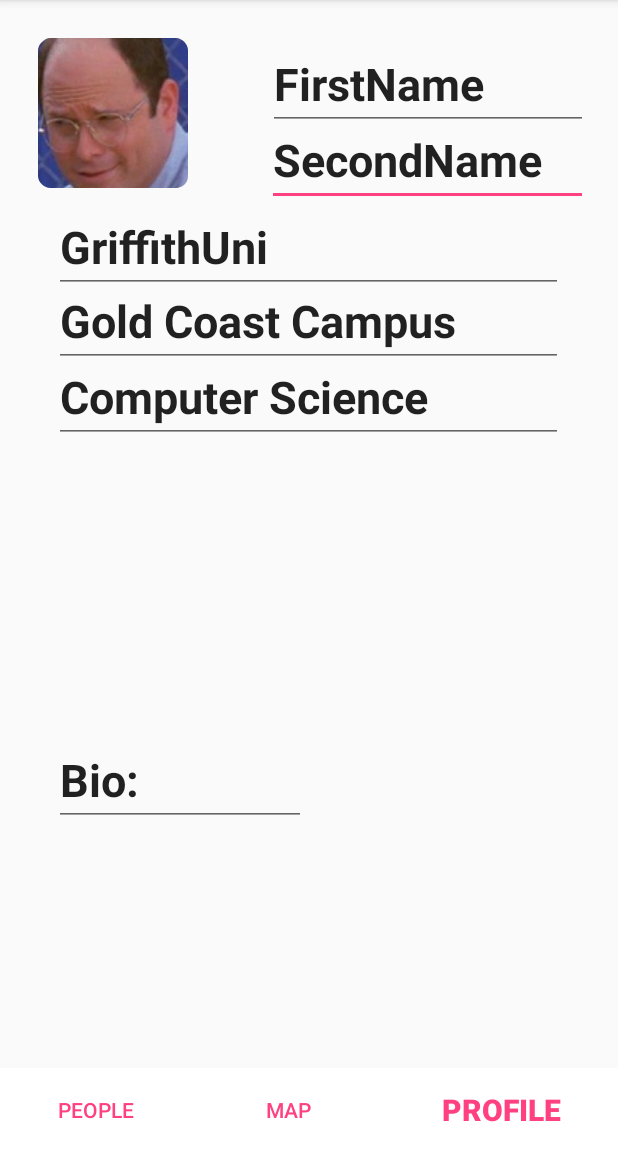
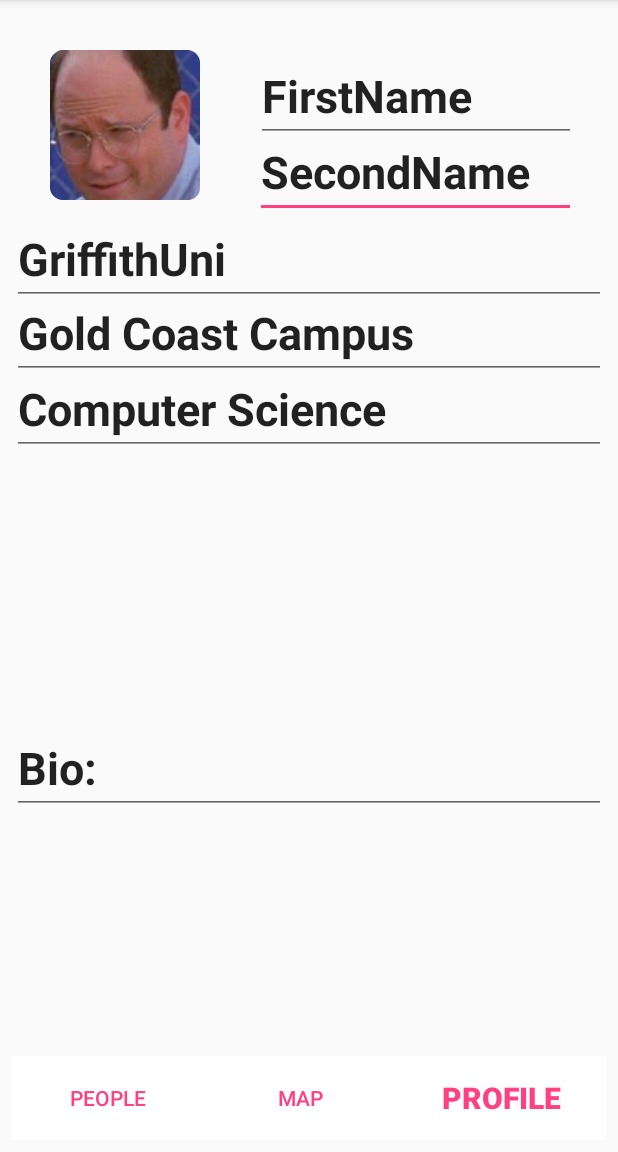
Before and after one commit to sk0g/Fern, an Android app: the ProfileActivity screen opened directly, with no data from a screen before it, on a phone screen of 412 x 824 dp, the part 84-1236 px from its top. Run offline under Robolectric (Android 15) with nearby library versions, the phone set to English and light mode, and no system bars.

Commit message:
Minor updates to activity_profile

```diff
--- /dev/null
+++ b/app/src/main/java/com/ymir/fern_app/Match_Algorithm.kt
@@ -0,0 +1 @@
+package com.ymir.fern_app
--- a/app/src/main/res/layout/activity_profile.xml
+++ b/app/src/main/res/layout/activity_profile.xml
@@ -4,6 +4,7 @@
     xmlns:tools="http://schemas.android.com/tools"
     android:layout_width="match_parent"
     android:layout_height="match_parent"
+    android:layout_margin="8dp"
     tools:context=".ProfileActivity">
     <LinearLayout
         android:layout_width="match_parent"
@@ -79,7 +80,7 @@
 
     <EditText
         android:id="@+id/editText8"
-        android:layout_width="339dp"
+        android:layout_width="match_parent"
         android:layout_height="wrap_content"
         android:layout_alignParentTop="true"
         android:layout_centerHorizontal="true"
@@ -92,7 +93,7 @@
 
     <EditText
         android:id="@+id/editText7"
-        android:layout_width="339dp"
+        android:layout_width="match_parent"
         android:layout_height="wrap_content"
         android:layout_alignParentTop="true"
         android:layout_centerHorizontal="true"
@@ -105,7 +106,7 @@
 
     <EditText
         android:id="@+id/editText6"
-        android:layout_width="339dp"
+        android:layout_width="match_parent"
         android:layout_height="wrap_content"
         android:layout_alignParentTop="true"
         android:layout_centerHorizontal="true"
@@ -118,7 +119,7 @@
 
     <EditText
         android:id="@+id/textView2"
-        android:layout_width="168dp"
+        android:layout_width="match_parent"
         android:layout_height="wrap_content"
         android:layout_alignParentBottom="true"
         android:layout_alignStart="@+id/editText8"
@@ -129,7 +130,7 @@
 
     <ScrollView
         android:layout_width="339dp"
-        android:layout_height="145dp"
+        android:layout_height="match_parent"
         android:layout_alignParentBottom="true"
         android:layout_centerHorizontal="true"
         android:layout_marginBottom="62dp">
```
